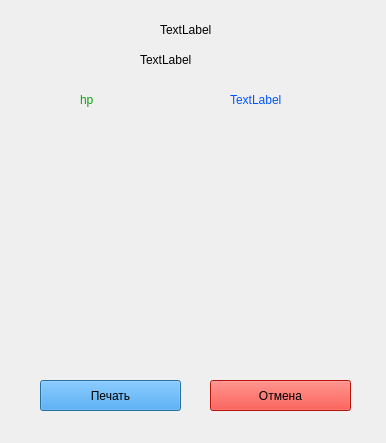
Qt form L5/mage_form.ui (MothlyJar/StudentLabs) before a commit.
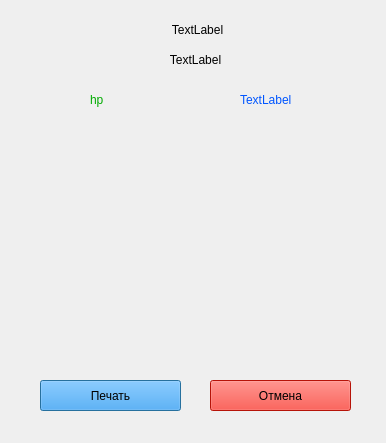
The same form after that commit. Icons and pictures are not drawn.

Diff of the .ui file:
```diff
--- a/L5/mage_form.ui
+++ b/L5/mage_form.ui
@@ -61,33 +61,33 @@
   <widget class="QLabel" name="name">
    <property name="geometry">
     <rect>
-     <x>160</x>
+     <x>132</x>
      <y>20</y>
-     <width>63</width>
+     <width>131</width>
      <height>20</height>
     </rect>
    </property>
    <property name="text">
-    <string>TextLabel</string>
+    <string>&lt;html&gt;&lt;head/&gt;&lt;body&gt;&lt;p align=&quot;center&quot;&gt;TextLabel&lt;/p&gt;&lt;/body&gt;&lt;/html&gt;</string>
    </property>
   </widget>
   <widget class="QLabel" name="element">
    <property name="geometry">
     <rect>
-     <x>140</x>
+     <x>130</x>
      <y>50</y>
-     <width>101</width>
+     <width>131</width>
      <height>20</height>
     </rect>
    </property>
    <property name="text">
-    <string>TextLabel</string>
+    <string>&lt;html&gt;&lt;head/&gt;&lt;body&gt;&lt;p align=&quot;center&quot;&gt;TextLabel&lt;/p&gt;&lt;/body&gt;&lt;/html&gt;</string>
    </property>
   </widget>
   <widget class="QLabel" name="mana">
    <property name="geometry">
     <rect>
-     <x>230</x>
+     <x>240</x>
      <y>90</y>
      <width>81</width>
      <height>20</height>
@@ -103,7 +103,7 @@
   <widget class="QLabel" name="hp">
    <property name="geometry">
     <rect>
-     <x>80</x>
+     <x>90</x>
      <y>90</y>
      <width>63</width>
      <height>20</height>
```
